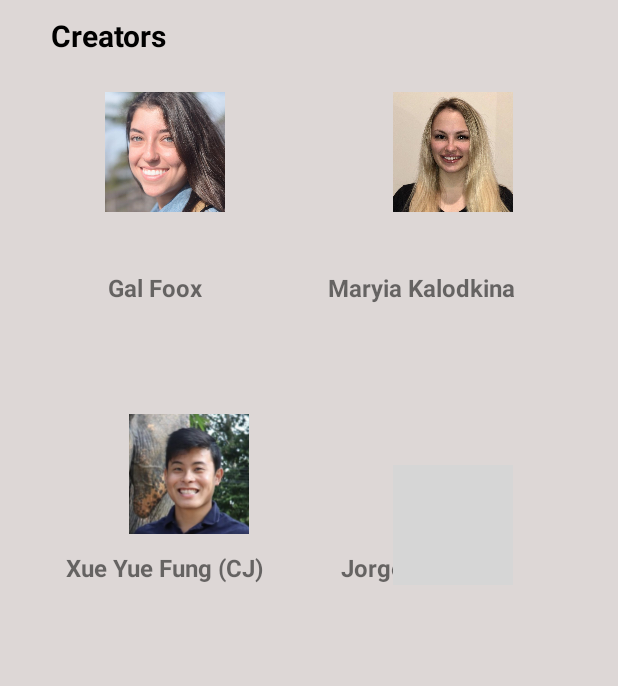
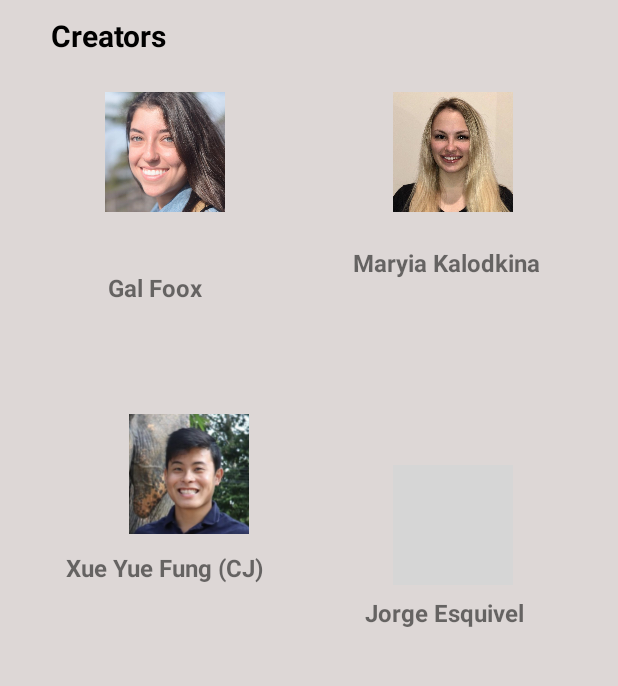
Before and after one commit to cjfung94/TastyPastry, an Android app: the layout about.xml on its own in the app's theme, with its tools: preview values and no code run, on a phone screen of 412 x 824 dp, the part 441-1127 px from its top. Run offline under Robolectric (Android 15) with nearby library versions, the phone set to English and light mode, and no system bars; Roboto replaces fonts that are not available here; grey boxes are pictures that could not be loaded.

Commit message:
About Activity is done

```diff
--- a/Tasty Pastry/app/src/main/res/layout/about.xml
+++ b/Tasty Pastry/app/src/main/res/layout/about.xml
@@ -84,12 +84,26 @@
         android:layout_height="wrap_content"
         android:layout_marginStart="72dp"
         android:layout_marginTop="5dp"
-        android:text="Gal Foox                     Maryia Kalodkina"
+        android:text="Gal Foox"
         android:textSize="16sp"
         android:textStyle="bold"
         app:layout_constraintBottom_toTopOf="@id/cj_creator_pic"
         app:layout_constraintStart_toStartOf="parent"
         app:layout_constraintTop_toBottomOf="@+id/gal_creator_pic" />
+
+    <TextView
+        android:id="@+id/maryia_creator"
+        android:layout_width="wrap_content"
+        android:layout_height="wrap_content"
+        android:text="Maryia Kalodkina"
+        android:textSize="16sp"
+        android:textStyle="bold"
+        app:layout_constraintBottom_toTopOf="@+id/jorge_creator_pic"
+        app:layout_constraintEnd_toEndOf="parent"
+        app:layout_constraintHorizontal_bias="0.662"
+        app:layout_constraintStart_toEndOf="@+id/gal_creator"
+        app:layout_constraintTop_toBottomOf="@+id/maryia_creator_pic"
+        app:layout_constraintVertical_bias="0.155" />
 
     <ImageView
         android:id="@+id/maryia_creator_pic"
@@ -125,7 +139,7 @@
         android:layout_height="wrap_content"
         android:layout_marginStart="44dp"
         android:layout_marginTop="5dp"
-        android:text="Xue Yue Fung (CJ)             Jorge Esquivel"
+        android:text="Xue Yue Fung (CJ)"
         android:textSize="16sp"
         android:textStyle="bold"
         app:layout_constraintBottom_toTopOf="@+id/bottom_navigation"
@@ -145,6 +159,19 @@
         app:layout_constraintEnd_toEndOf="parent" />
 
 
+    <TextView
+        android:id="@+id/jorge_creator"
+        android:layout_width="wrap_content"
+        android:layout_height="wrap_content"
+        android:layout_marginTop="7dp"
+        android:text="Jorge Esquivel"
+        android:textSize="16sp"
+        android:textStyle="bold"
+        app:layout_constraintEnd_toEndOf="parent"
+        app:layout_constraintHorizontal_bias="0.519"
+        app:layout_constraintStart_toEndOf="@+id/cj_creator"
+        app:layout_constraintTop_toBottomOf="@+id/jorge_creator_pic" />
+
     <com.google.android.material.bottomnavigation.BottomNavigationView
         android:id="@+id/bottom_navigation"
         android:layout_width="match_parent"
```
